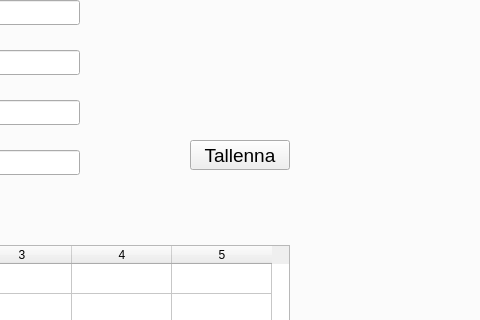
This is autolainaus.ui in Sandrowue/Autolainaus as Qt 5 draws it before an edit; both pictures show x 272 to 752 and y 105 to 425 of the 888 by 642 pixel window. The edited form follows.
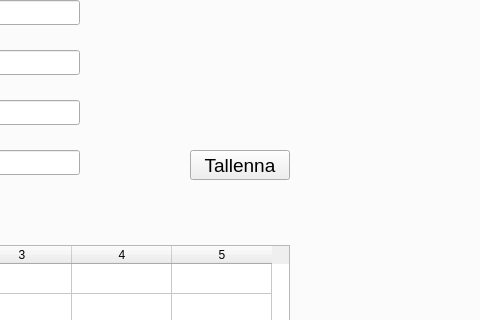
This is the edited form. The open tabs and pages were chosen to show the change.

Commit message: pieniä muutoksia käyttöliittymässä

```diff
--- a/autolainaus.ui
+++ b/autolainaus.ui
@@ -213,7 +213,7 @@
       <property name="geometry">
        <rect>
         <x>460</x>
-        <y>200</y>
+        <y>210</y>
         <width>100</width>
         <height>30</height>
        </rect>
```
Left out of the diff: 2 changed lines with no effect on the pictures. The commit also changes 1 other file.
